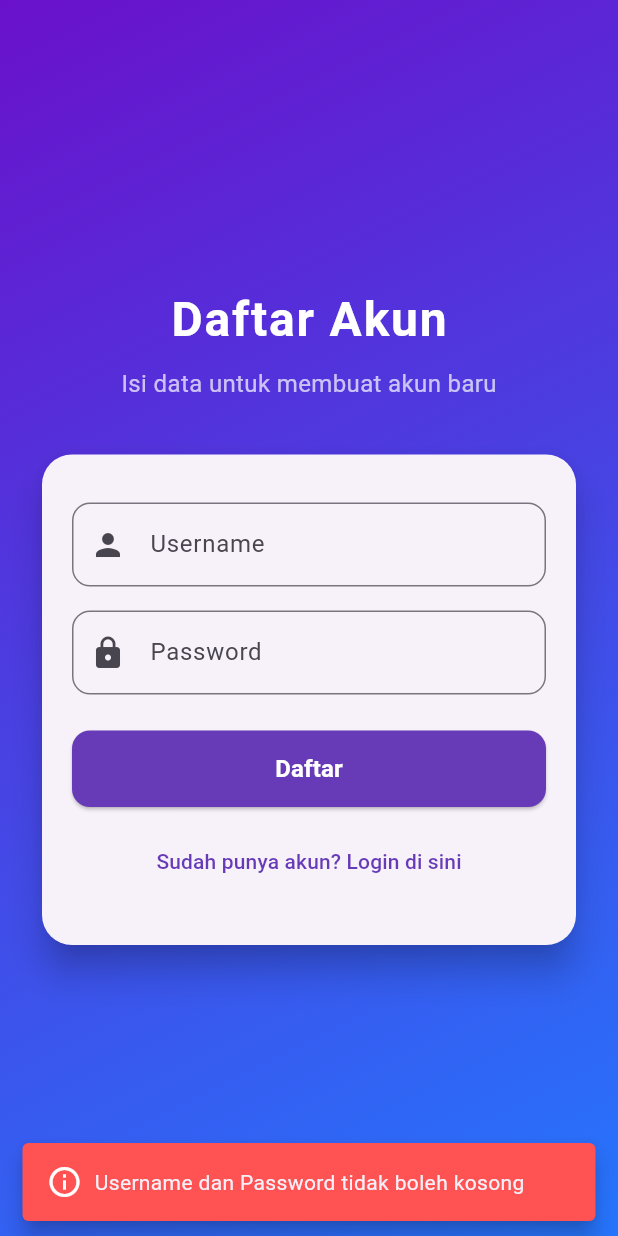
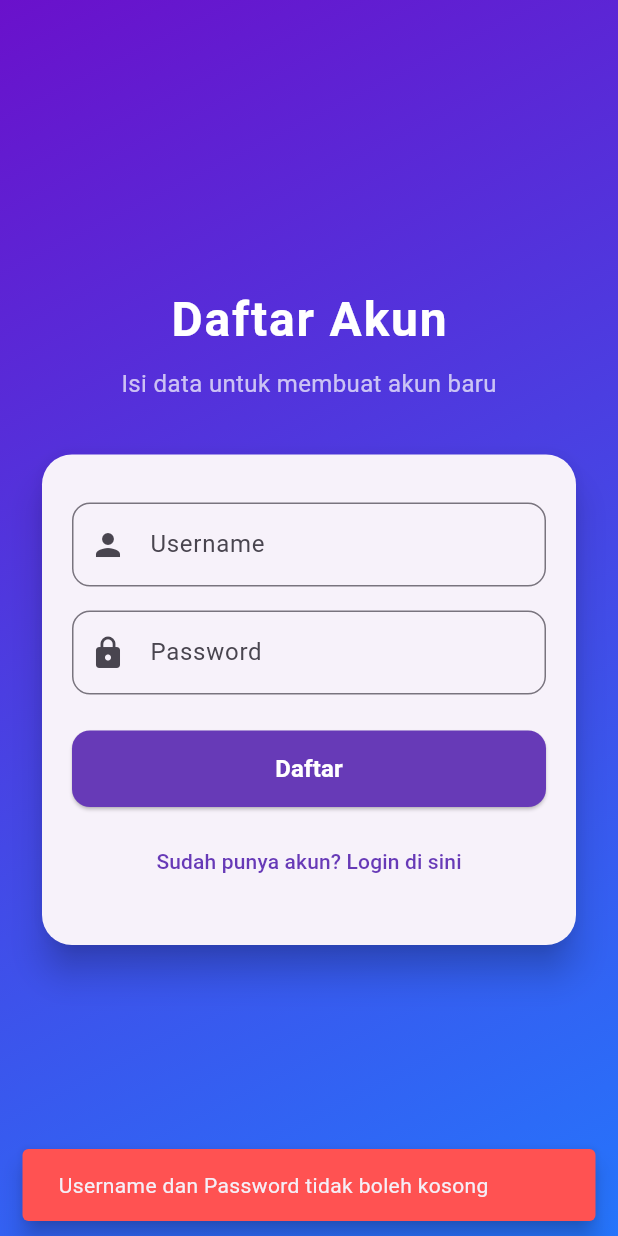
Before and after one commit to PutraSihombingdev/Quiz_Ganesha, a Flutter app: the RegisterScreen screen opened directly, after a tap on "Daftar", on a phone screen of 412 x 824 dp. Run offline on Flutter 3.47's test engine with Material 3 defaults, Android fonts, the light colour scheme and no system bars; our stand-ins replace shared_preferences, sqflite; missing offline and left inert: mobile_scanner; accounts and stored records are empty; network calls fail.

Commit message:
Penggatian warna notifikasi gagal dan berhasil register

```diff
--- a/lib/screens/login_screen.dart
+++ b/lib/screens/login_screen.dart
@@ -66,8 +66,8 @@ class _LoginScreenState extends State<LoginScreen> {
                 // Ikon Ilustrasi Pertanyaan
                     Image.network(
                       'https://sdmntpreastus.oaiusercontent.com/files/00000000-1a48-61f9-8b7c-efdb2a25791c/raw?se=2025-06-29T16%3A13%3A34Z&sp=r&sv=2024-08-04&sr=b&scid=73253820-bffd-545a-addc-471819a6e058&skoid=a3412ad4-1a13-47ce-91a5-c07730964f35&sktid=a48cca56-e6da-484e-a814-9c849652bcb3&skt=2025-06-28T19%3A13%3A41Z&ske=2025-06-29T19%3A13%3A41Z&sks=b&skv=2024-08-04&sig=F/RpaB%2Bclnf6ivco4QtJt80JnA6Mr//hVjqPURDUR/8%3D', // ganti URL sesuai kebutuhanmu
-                      width: 300,
-                      height: 50,
+                      width: 350,
+                      height: 300,
                       errorBuilder: (context, error, stackTrace) => Icon(Icons.broken_image, size: 110, color: Colors.white),
                     ),
 
--- a/lib/screens/register_screen.dart
+++ b/lib/screens/register_screen.dart
@@ -44,25 +44,26 @@ class _RegisterScreenState extends State<RegisterScreen> {
   });
 
   setState(() => _isLoading = false);
-    _showMessage("Registrasi berhasil, silakan login");
+  _showMessage("Registrasi berhasil, silakan login", color: Colors.green);
   Navigator.pop(context);
 }
 
-  void _showMessage(String msg) {
+
+void _showMessage(String msg, {Color color = Colors.redAccent}) {
   ScaffoldMessenger.of(context).showSnackBar(
     SnackBar(
       content: Row(
         children: [
-            Icon(Icons.info_outline, color: Colors.white),
-            SizedBox(width: 8),
+          const SizedBox(width: 8),
           Expanded(child: Text(msg)),
         ],
       ),
-        backgroundColor: Colors.redAccent,
+      backgroundColor: color,
       behavior: SnackBarBehavior.floating,
     ),
   );
 }
+
 
   @override
   void dispose() {
```
Also changed, not shown: 1 other file. Lines whose indentation alone changed are shown as unchanged.
